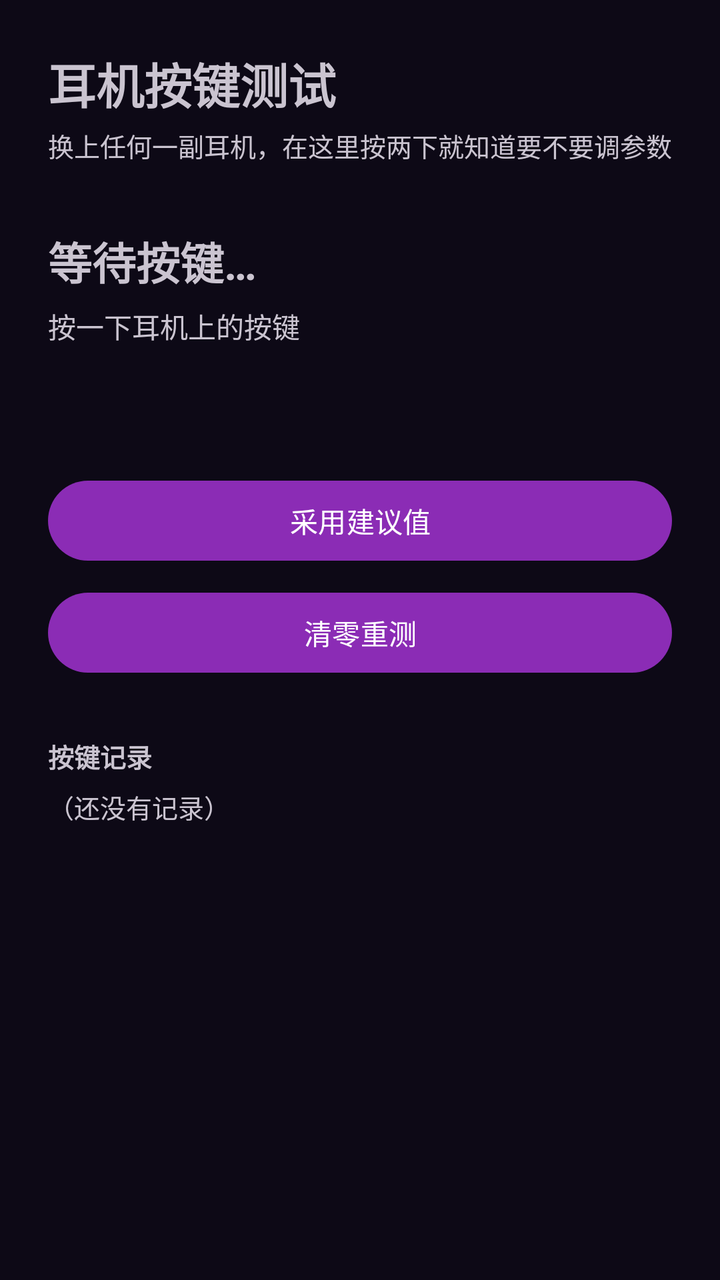
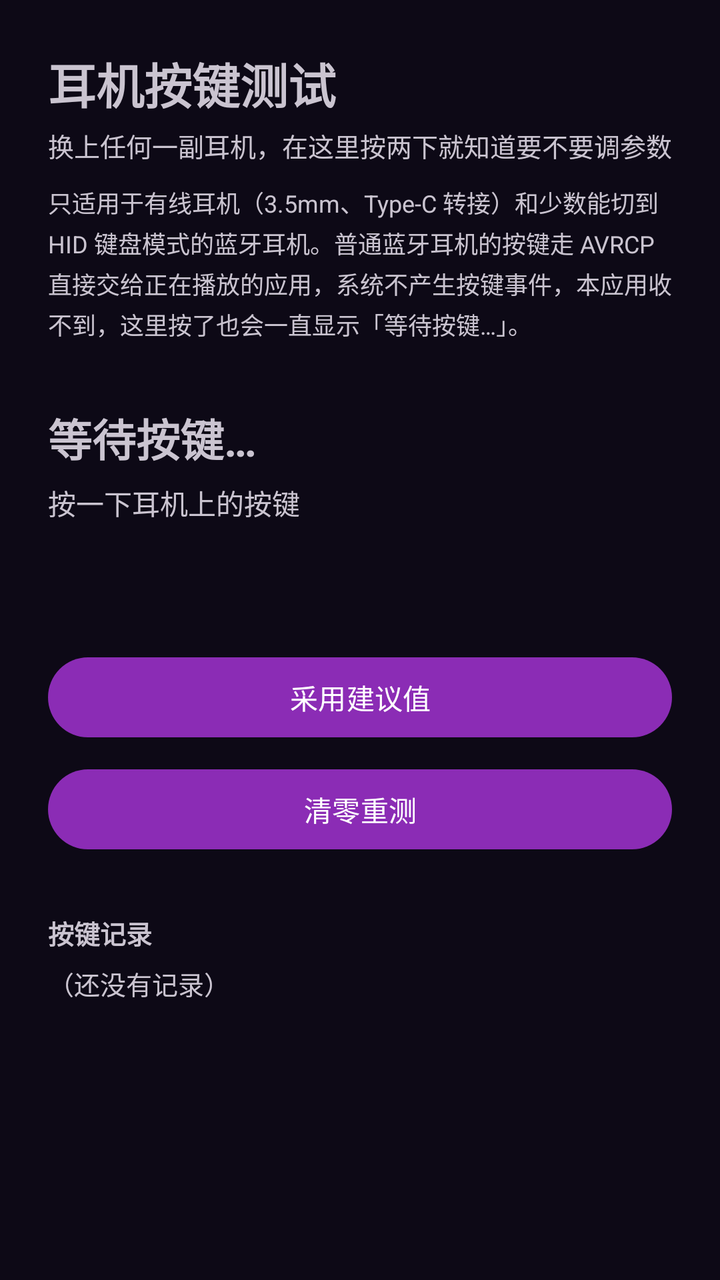

Two renders of the same Android screen: before a commit and after it. Below are the layout's source before the change and the commit's diff.
<!-- AndroidManifest.xml: application theme Theme.Podskip -->
<!-- res/layout/activity_keytest.xml -->
<?xml version="1.0" encoding="utf-8"?>
<ScrollView xmlns:android="http://schemas.android.com/apk/res/android"
    android:layout_width="match_parent"
    android:layout_height="match_parent"
    android:fitsSystemWindows="true">

    <LinearLayout
        android:layout_width="match_parent"
        android:layout_height="wrap_content"
        android:orientation="vertical"
        android:padding="24dp">

        <TextView
            android:layout_width="wrap_content"
            android:layout_height="wrap_content"
            android:text="耳机按键测试"
            android:textSize="24sp"
            android:textStyle="bold" />

        <TextView
            android:layout_width="match_parent"
            android:layout_height="wrap_content"
            android:layout_marginTop="4dp"
            android:text="换上任何一副耳机，在这里按两下就知道要不要调参数"
            android:textSize="13sp" />

        <TextView
            android:id="@+id/probe_big"
            android:layout_width="match_parent"
            android:layout_height="wrap_content"
            android:layout_marginTop="32dp"
            android:text="等待按键…"
            android:textSize="22sp"
            android:textStyle="bold" />

        <TextView
            android:id="@+id/probe_sub"
            android:layout_width="match_parent"
            android:layout_height="wrap_content"
            android:layout_marginTop="6dp"
            android:text="按一下耳机上的按键"
            android:textSize="14sp" />

        <TextView
            android:id="@+id/probe_advice"
            android:layout_width="match_parent"
            android:layout_height="wrap_content"
            android:layout_marginTop="20dp"
            android:lineSpacingExtra="4dp"
            android:textSize="14sp" />

        <Button
            android:id="@+id/btn_apply"
            android:layout_width="match_parent"
            android:layout_height="wrap_content"
            android:layout_marginTop="24dp"
            android:text="采用建议值" />

        <Button
            android:id="@+id/btn_clear"
            android:layout_width="match_parent"
            android:layout_height="wrap_content"
            android:layout_marginTop="8dp"
            android:text="清零重测" />

        <TextView
            android:layout_width="match_parent"
            android:layout_height="wrap_content"
            android:layout_marginTop="28dp"
            android:text="按键记录"
            android:textSize="13sp"
            android:textStyle="bold" />

        <TextView
            android:id="@+id/probe_history"
            android:layout_width="match_parent"
            android:layout_height="wrap_content"
            android:layout_marginTop="6dp"
            android:fontFamily="monospace"
            android:lineSpacingExtra="2dp"
            android:text="（还没有记录）"
            android:textSize="13sp" />

        <TextView
            android:id="@+id/probe_tip"
            android:layout_width="match_parent"
            android:layout_height="wrap_content"
            android:layout_marginTop="24dp"
            android:lineSpacingExtra="4dp"
            android:textSize="12sp" />

    </LinearLayout>
</ScrollView>
<!-- resources referenced by this layout -->
<resources>
  <style name="Theme.Podskip" parent="Theme.Material3.Dark.NoActionBar">
          <item name="colorPrimary">@color/primary</item>
          <item name="colorOnPrimary">@color/on_primary</item>
          <item name="colorPrimaryContainer">@color/primary_container</item>
          <item name="colorOnPrimaryContainer">@color/on_primary_container</item>
          <item name="colorSecondaryContainer">@color/secondary_container</item>
          <item name="colorOnSecondaryContainer">@color/on_secondary_container</item>
  
          <item name="colorSurface">@color/surface</item>
          <item name="colorOnSurface">@color/on_surface</item>
          <item name="colorSurfaceVariant">@color/surface_high</item>
          <item name="colorOnSurfaceVariant">@color/on_surface_variant</item>
          <item name="colorOutline">@color/outline</item>
  
          <item name="android:colorBackground">@color/bg</item>
          <item name="android:windowBackground">@color/bg</item>
          <item name="android:statusBarColor">@color/bg</item>
          <item name="android:navigationBarColor">@color/bg</item>
          <item name="android:windowLightStatusBar">false</item>
          <item name="android:windowLightNavigationBar">false</item>
  
          <item name="android:textColorPrimary">@color/on_surface</item>
          <item name="android:textColorSecondary">@color/on_surface_variant</item>
          <item name="android:textColorHint">@color/on_surface_faint</item>
  
          <item name="colorAccent">@color/primary</item>
          <item name="colorControlActivated">@color/primary</item>
      </style>
  <color name="primary">#8B2CB5</color>
  <color name="on_primary">#FFFFFF</color>
  <color name="primary_container">#3A1B52</color>
  <color name="on_primary_container">#EED9FF</color>
  <color name="secondary_container">#2A1D3E</color>
  <color name="on_secondary_container">#E4D3FA</color>
  <color name="surface">#191228</color>
  <color name="on_surface">#F3EDFA</color>
  <color name="surface_high">#221838</color>
  <color name="on_surface_variant">#B3A4C8</color>
  <color name="outline">#33264A</color>
  <color name="bg">#0D0916</color>
  <color name="on_surface_faint">#8A7CA0</color>
</resources>

<!-- the commit's change to res/layout/activity_keytest.xml (unified diff, before → after) -->
@@ -23,6 +23,14 @@
             android:layout_marginTop="4dp"
             android:text="换上任何一副耳机，在这里按两下就知道要不要调参数"
             android:textSize="13sp" />
+
+        <TextView
+            android:layout_width="match_parent"
+            android:layout_height="wrap_content"
+            android:layout_marginTop="10dp"
+            android:lineSpacingExtra="3dp"
+            android:text="只适用于有线耳机（3.5mm、Type-C 转接）和少数能切到 HID 键盘模式的蓝牙耳机。普通蓝牙耳机的按键走 AVRCP 直接交给正在播放的应用，系统不产生按键事件，本应用收不到，这里按了也会一直显示「等待按键…」。"
+            android:textSize="12sp" />
 
         <TextView
             android:id="@+id/probe_big"
